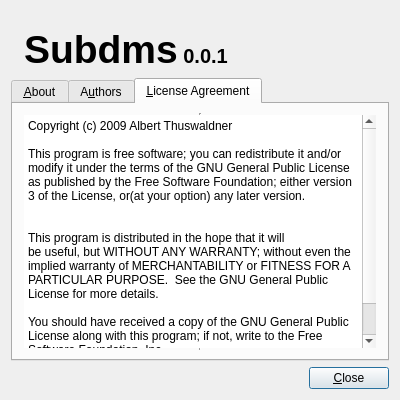
Qt form ui/about.ui (thuswa/subdms) before a commit.
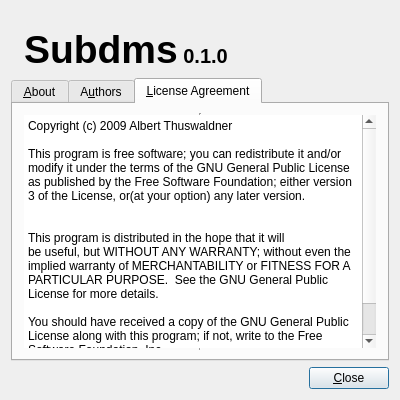
The same form after that commit. The open tabs and pages were chosen to show the change. Icons and pictures are not drawn.

```diff
--- a/ui/about.ui
+++ b/ui/about.ui
@@ -87,7 +87,7 @@
 &lt;html>&lt;head>&lt;meta name="qrichtext" content="1" />&lt;style type="text/css">
 p, li { white-space: pre-wrap; }
 &lt;/style>&lt;/head>&lt;body style=" font-family:'Tahoma'; font-size:10pt; font-weight:600; font-style:italic;">
-&lt;p style=" margin-top:0px; margin-bottom:0px; margin-left:0px; margin-right:0px; -qt-block-indent:0; text-indent:0px; font-family:'Sans Serif'; font-size:9pt; font-weight:400; font-style:normal;">&lt;span style=" font-size:29pt; font-weight:600;">Subdms&lt;/span>&lt;span style=" font-family:'serif'; font-size:15pt; font-weight:600;"> 0.0.1&lt;/span>&lt;/p>&lt;/body>&lt;/html></string>
+&lt;p style=" margin-top:0px; margin-bottom:0px; margin-left:0px; margin-right:0px; -qt-block-indent:0; text-indent:0px; font-family:'Sans Serif'; font-size:9pt; font-weight:400; font-style:normal;">&lt;span style=" font-size:29pt; font-weight:600;">Subdms&lt;/span>&lt;span style=" font-family:'serif'; font-size:15pt; font-weight:600;"> 0.1.0&lt;/span>&lt;/p>&lt;/body>&lt;/html></string>
        </property>
       </widget>
      </item>
```
Left out of the diff: 2 changed lines with no effect on the pictures.
